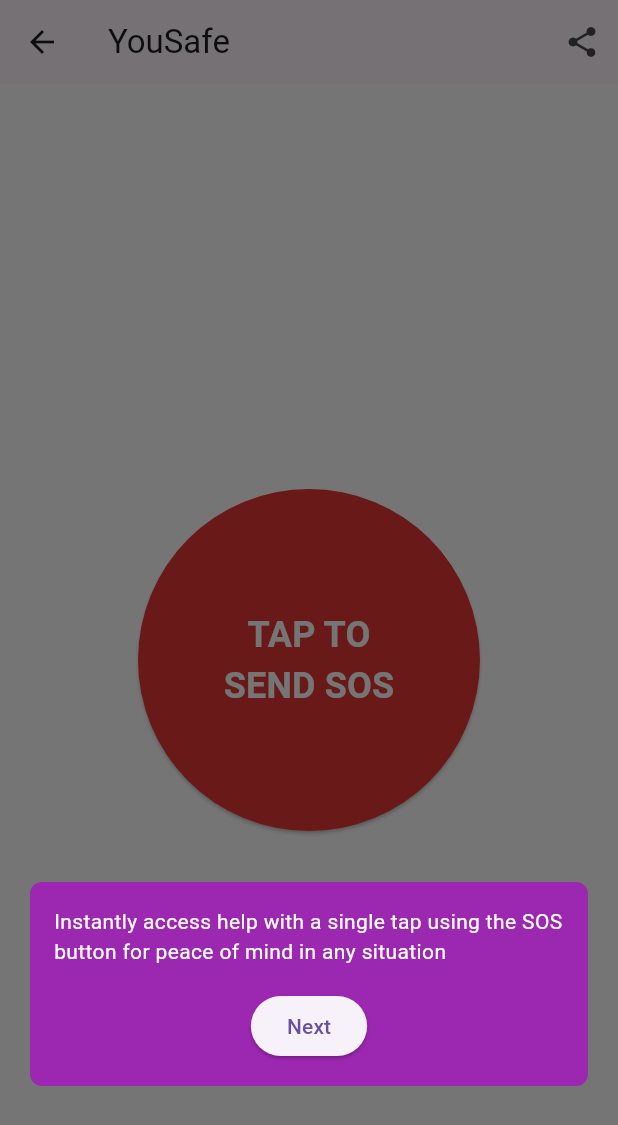
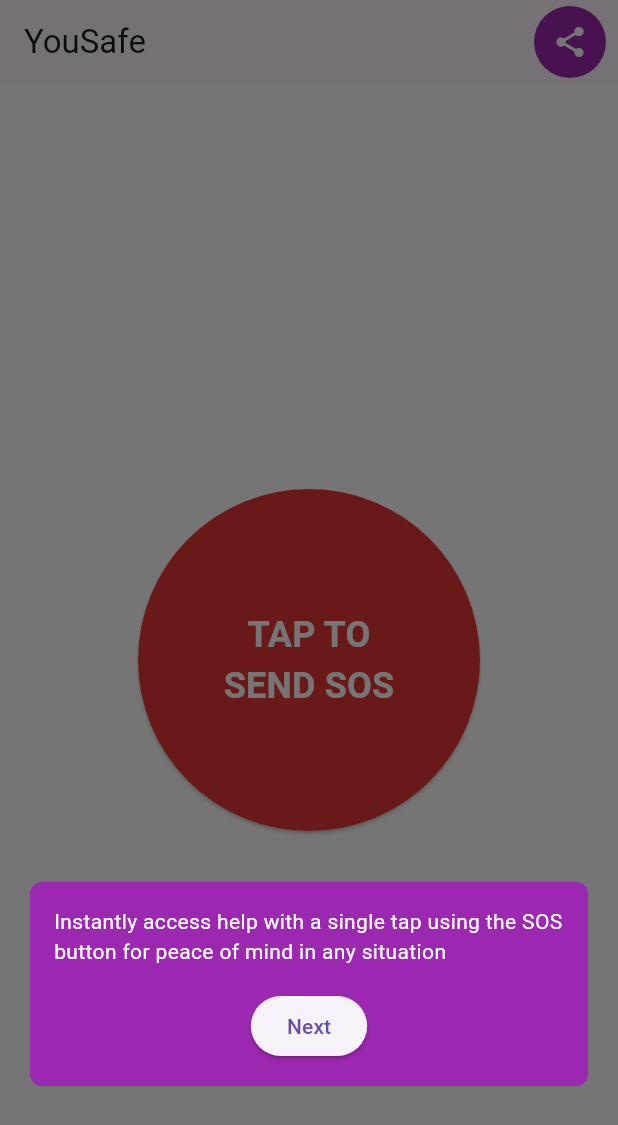
Before and after one commit to Supernova-HQ/yousafe_production, a Flutter app: the HomePage screen opened by its route, on a phone screen of 412 x 824 dp. Shown: the top 1125 px of the screen. Run offline on Flutter 3.47's test engine with Material 3 defaults, Android fonts, the phone set to English and light mode, and no system bars; our stand-ins replace contacts_service, flutter_secure_storage, google_maps_flutter, google_sign_in, location, lottie and 3 more; missing offline and left inert: flutter_background, flutter_inappwebview, pay_with_paystack, shake; accounts and stored records are empty; network calls fail.

Commit message:
share button

```diff
--- a/lib/screens/pages/home_page.dart
+++ b/lib/screens/pages/home_page.dart
@@ -9,7 +9,6 @@
 import 'package:yousafe/screens/pages/sos_home_page.dart';
 import 'package:yousafe/screens/pages/sos_request.dart';
 import 'package:yousafe/screens/pages/onboarding_overlay.dart';
-
 class HomePage extends StatefulWidget {
   @override
   _HomePageState createState() => _HomePageState();
@@ -32,8 +31,8 @@
   }
 
   void _shareApp() {
-    final String appLink = 'ttps://play.google.com/store/apps/details?id=com.yousafeapp.yousafe&hl=en-US&ah=Y8iaaSprpjcsQEI8A4a51LhZKUE&pli=1'; //  yousafe app link for download
-    Share.share('Check yousafe, a personal safety app:');
+    final String appLink = 'https://play.google.com/store/apps/details?id=com.yousafeapp.yousafe&hl=en-US&ah=Y8iaaSprpjcsQEI8A4a51LhZKUE&pli=1'; // YouSafe app link for download
+    Share.share('Check YouSafe, a personal safety app: $appLink');
   }
 
   @override
@@ -41,10 +40,18 @@
     return Scaffold(
       appBar: AppBar(
         title: Text('YouSafe'),
+        automaticallyImplyLeading: false,
         actions: [
-          IconButton(
-            icon: Icon(Icons.share),
-            onPressed: _shareApp,
+          Container(
+            margin: EdgeInsets.only(right: 8.0),
+            decoration: BoxDecoration(
+              color: Colors.purple,
+              shape: BoxShape.circle,
+            ),
+            child: IconButton(
+              icon: Icon(Icons.share, color: Colors.white),
+              onPressed: _shareApp,
+            ),
           ),
         ],
       ),
```
